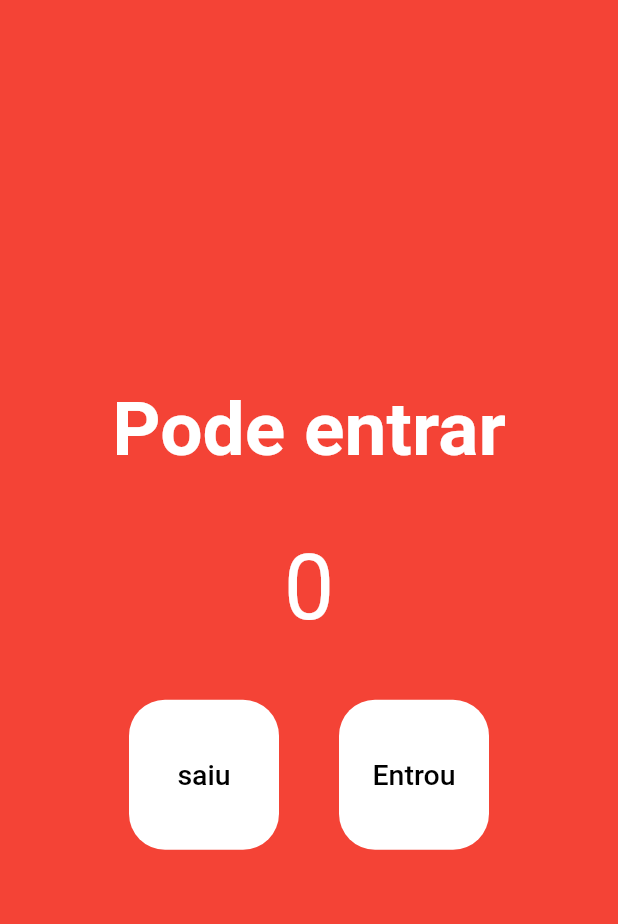
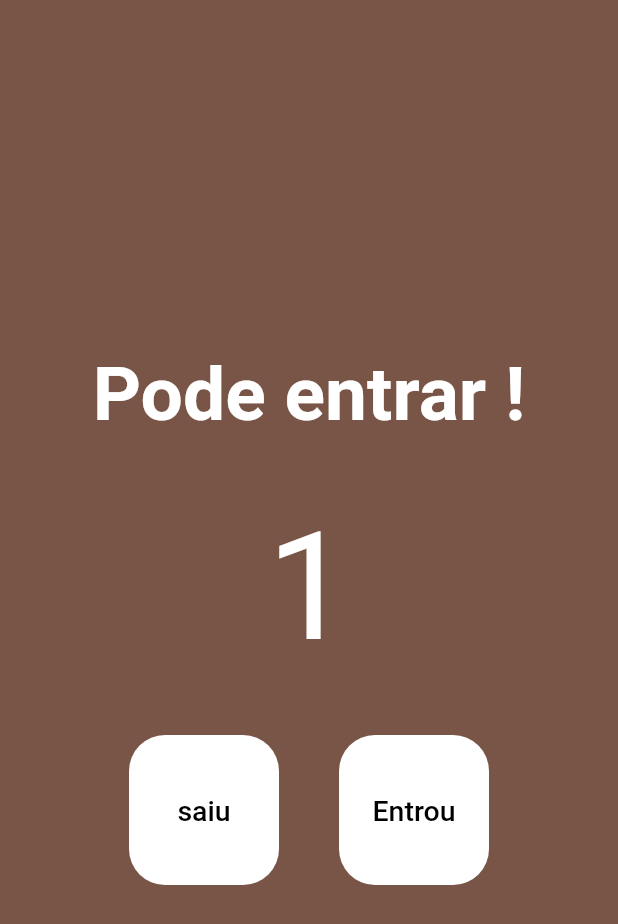
Before and after one commit to Cleber-0101/app_contador, a Flutter app: the screen it shows after launch, after a tap on "Entrou", on a phone screen of 412 x 824 dp. Shown: the top 924 px of the screen. Run offline on Flutter 3.47's test engine with Material 2 defaults, Android fonts, the phone set to English and light mode, and no system bars.

Commit message:
Finalizando aplicativo contador de pessoas , agora adicionado uicone

```diff
--- a/lib/main.dart
+++ b/lib/main.dart
@@ -9,43 +9,48 @@ class MyApp extends StatelessWidget {
 
   @override
   Widget build(BuildContext) {
-    return MaterialApp(home: HomePage());
+    return const MaterialApp(home: HomePagee());
   }
 }
 
 class HomePagee extends StatefulWidget {
-  // ignore: non_constant_identifier_names
-  const HomePagee({super.key, Key? Key});
+  const HomePagee({super.key});
 
   @override
-  _HomePageeState createState() => _HomePageeState();
+  State<HomePagee> createState() => _HomePageeState();
 }
 
-class HomePage extends StatelessWidget {
-  HomePage({super.key});
-
+class _HomePageeState extends State<HomePagee> {
   int count = 0;
 
   void Decrement() {
-    count--;
+    setState(() {
+      count--;
+    });
+
     print(count);
   }
 
   void Increment() {
-    count++;
+    setState(() {
+      count++;
+    });
     print(count);
   }
+
+  bool get isEmpy => count == 0;
+  bool get isFull => count == 20;
 
   @override
   Widget build(BuildContext context) {
     return Scaffold(
-        backgroundColor: Colors.red,
+        backgroundColor: Colors.brown,
         body: Column(
           mainAxisAlignment: MainAxisAlignment.center,
           children: [
-            const Text(
-              "Pode entrar",
-              style: TextStyle(
+            Text(
+              isFull ? ' lotado' : 'Pode entrar !',
+              style: const TextStyle(
                   fontSize: 50,
                   color: Colors.white,
                   fontWeight: FontWeight.w700),
@@ -55,7 +60,8 @@ class HomePage extends StatelessWidget {
             ),
             Text(
               count.toString(),
-              style: const TextStyle(fontSize: 60, color: Colors.white),
+              style: TextStyle(
+                  fontSize: 100, color: isFull ? Colors.red : Colors.white),
             ),
             const SizedBox(
               height: 40,
@@ -64,10 +70,11 @@ class HomePage extends StatelessWidget {
               mainAxisAlignment: MainAxisAlignment.center,
               children: [
                 TextButton(
-                  onPressed: Decrement,
+                  onPressed: isEmpy ? null : Decrement,
                   style: TextButton.styleFrom(
                       foregroundColor: Colors.black,
-                      backgroundColor: Colors.white,
+                      backgroundColor:
+                          isEmpy ? Colors.white.withOpacity(0.2) : Colors.white,
                       fixedSize: const Size(100, 100),
                       shape: RoundedRectangleBorder(
                           borderRadius: BorderRadius.circular(24))),
@@ -80,9 +87,10 @@ class HomePage extends StatelessWidget {
                   width: 40,
                 ),
                 TextButton(
-                  onPressed: Increment,
+                  onPressed: isFull ? null : Increment,
                   style: TextButton.styleFrom(
-                      backgroundColor: Colors.white,
+                      backgroundColor:
+                          isFull ? Colors.white.withOpacity(0.2) : Colors.white,
                       fixedSize: const Size(100, 100),
                       shape: RoundedRectangleBorder(
                           borderRadius: BorderRadius.circular(24))),
--- a/pubspec.yaml
+++ b/pubspec.yaml
@@ -46,6 +46,7 @@ dev_dependencies:
   # package. See that file for information about deactivating specific lint
   # rules and activating additional ones.
   flutter_lints: ^2.0.0
+  flutter_launcher_icons: "^0.12.0"
 
 # For information on the generic Dart part of this file, see the
 # following page: https://dart.dev/tools/pub/pubspec
```
